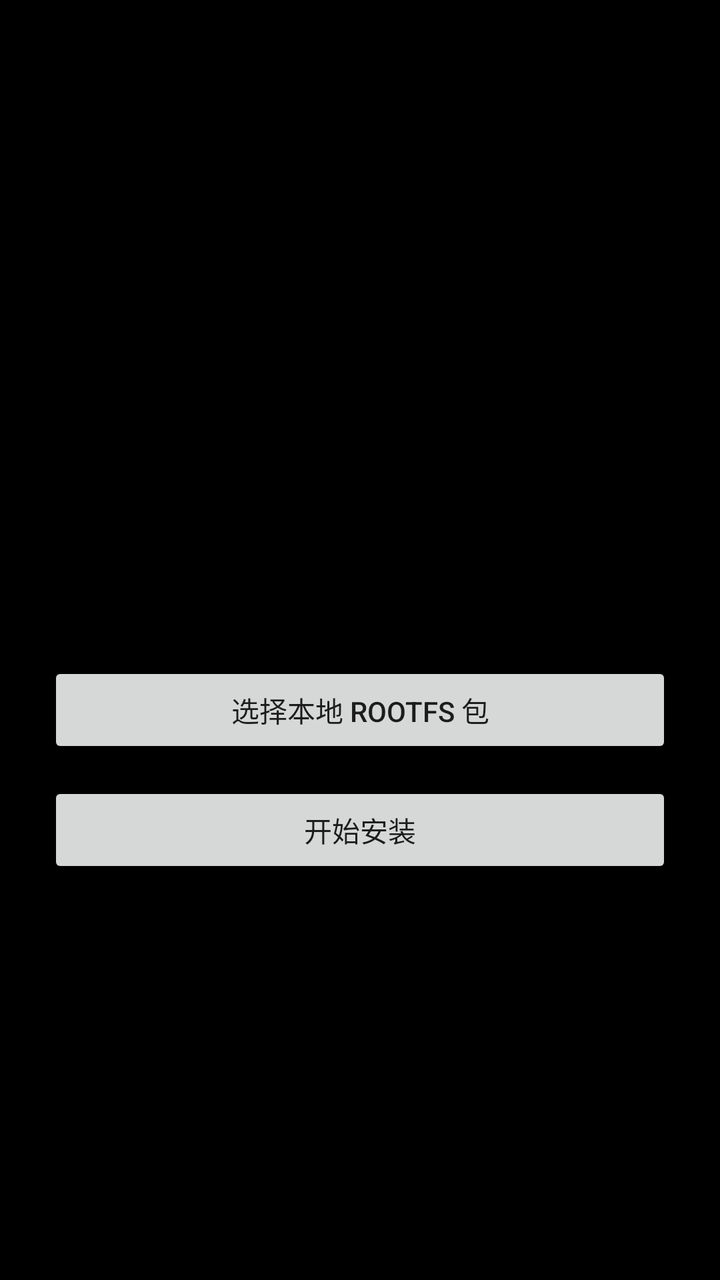
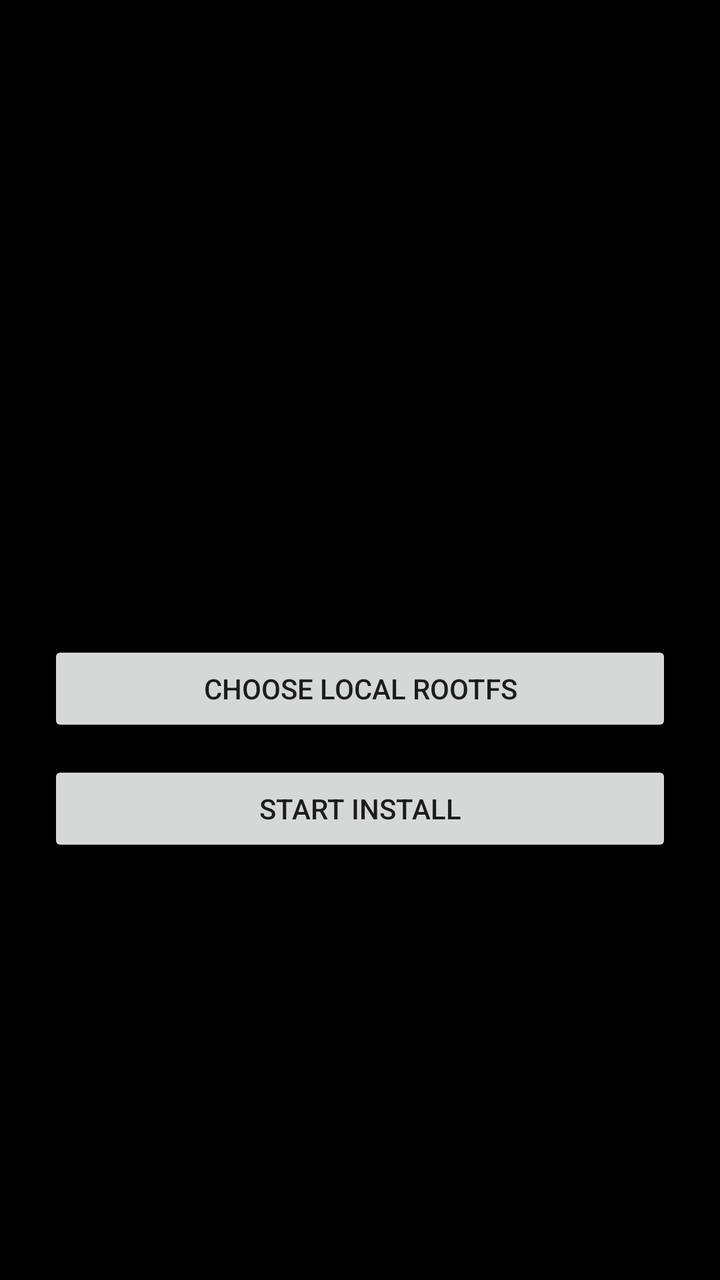

The first picture is an Android layout as it rendered before a commit; the second is the same layout after the commit. The layout source and the unified diff follow.
<!-- AndroidManifest.xml: application theme Theme.HermesPhone -->
<!-- res/layout/activity_main.xml -->
<?xml version="1.0" encoding="utf-8"?>
<FrameLayout xmlns:android="http://schemas.android.com/apk/res/android"
    android:layout_width="match_parent"
    android:layout_height="match_parent">

    <WebView
        android:id="@+id/webview"
        android:layout_width="match_parent"
        android:layout_height="match_parent"
        android:visibility="gone" />

    <ScrollView
        android:id="@+id/setupPanel"
        android:layout_width="match_parent"
        android:layout_height="match_parent"
        android:fillViewport="true"
        android:padding="24dp">

        <LinearLayout
            android:layout_width="match_parent"
            android:layout_height="wrap_content"
            android:orientation="vertical">

            <TextView
                android:layout_width="wrap_content"
                android:layout_height="wrap_content"
                android:paddingBottom="16dp"
                android:text="@string/app_name"
                android:textSize="24sp"
                android:textStyle="bold" />

            <TextView
                android:id="@+id/statusText"
                android:layout_width="match_parent"
                android:layout_height="wrap_content"
                android:text="@string/status_checking"
                android:textSize="14sp" />

            <ProgressBar
                android:id="@+id/progress"
                style="?android:attr/progressBarStyleHorizontal"
                android:layout_width="match_parent"
                android:layout_height="wrap_content"
                android:layout_marginTop="12dp"
                android:max="100" />

            <TextView
                android:layout_width="match_parent"
                android:layout_height="wrap_content"
                android:layout_marginTop="16dp"
                android:text="@string/label_rootfs"
                android:textSize="12sp" />

            <EditText
                android:id="@+id/rootfsUrl"
                android:layout_width="match_parent"
                android:layout_height="wrap_content"
                android:hint="@string/hint_rootfs_url"
                android:inputType="textUri"
                android:importantForAutofill="no"
                android:textSize="13sp" />

            <TextView
                android:layout_width="match_parent"
                android:layout_height="wrap_content"
                android:layout_marginTop="10dp"
                android:text="@string/label_hermes"
                android:textSize="12sp" />

            <EditText
                android:id="@+id/hermesUrl"
                android:layout_width="match_parent"
                android:layout_height="wrap_content"
                android:hint="@string/label_hermes"
                android:inputType="textUri"
                android:importantForAutofill="no"
                android:textSize="13sp" />

            <TextView
                android:layout_width="match_parent"
                android:layout_height="wrap_content"
                android:layout_marginTop="10dp"
                android:text="@string/label_webui"
                android:textSize="12sp" />

            <EditText
                android:id="@+id/webuiUrl"
                android:layout_width="match_parent"
                android:layout_height="wrap_content"
                android:hint="@string/label_webui"
                android:inputType="textUri"
                android:importantForAutofill="no"
                android:textSize="13sp" />

            <Button
                android:id="@+id/btnPickRootfs"
                android:layout_width="match_parent"
                android:layout_height="wrap_content"
                android:layout_marginTop="12dp"
                android:text="@string/btn_pick_rootfs" />

            <Button
                android:id="@+id/btnStart"
                android:layout_width="match_parent"
                android:layout_height="wrap_content"
                android:layout_marginTop="12dp"
                android:text="@string/btn_start" />

            <Button
                android:id="@+id/btnOpen"
                android:layout_width="match_parent"
                android:layout_height="wrap_content"
                android:layout_marginTop="12dp"
                android:text="@string/btn_open"
                android:visibility="gone" />

            <Button
                android:id="@+id/btnUpdateHermes"
                android:layout_width="match_parent"
                android:layout_height="wrap_content"
                android:layout_marginTop="12dp"
                android:text="@string/btn_update_hermes"
                android:visibility="gone" />

            <Button
                android:id="@+id/btnUpdateWebui"
                android:layout_width="match_parent"
                android:layout_height="wrap_content"
                android:layout_marginTop="12dp"
                android:text="@string/btn_update_webui"
                android:visibility="gone" />

            <Button
                android:id="@+id/btnUninstall"
                android:layout_width="match_parent"
                android:layout_height="wrap_content"
                android:layout_marginTop="12dp"
                android:text="@string/btn_uninstall"
                android:visibility="gone" />

            <TextView
                android:id="@+id/logText"
                android:layout_width="match_parent"
                android:layout_height="wrap_content"
                android:layout_marginTop="16dp"
                android:fontFamily="monospace"
                android:textSize="11sp" />
        </LinearLayout>
    </ScrollView>

    <TextView
        android:id="@+id/btnMenu"
        android:layout_width="44dp"
        android:layout_height="44dp"
        android:layout_gravity="center_vertical|end"
        android:layout_marginEnd="4dp"
        android:background="@drawable/bg_menu"
        android:gravity="center"
        android:text="⋮"
        android:textColor="#FFFFFFFF"
        android:textSize="24sp"
        android:visibility="gone" />
</FrameLayout>
<!-- resources referenced by this layout -->
<resources>
  <!-- drawable bg_menu (drawable) -->
  <?xml version="1.0" encoding="utf-8"?>
  <shape xmlns:android="http://schemas.android.com/apk/res/android" android:shape="oval">
      <solid android:color="#66000000" />
  </shape>
  <string name="app_name">Hermes Phone</string>
  <string name="btn_open">打开 Hermes</string>
  <string name="btn_pick_rootfs">选择本地 rootfs 包</string>
  <string name="btn_start">开始安装</string>
  <string name="btn_uninstall">卸载 / 重置</string>
  <string name="btn_update_hermes">更新 Hermes</string>
  <string name="btn_update_webui">更新 WebUI</string>
  <string name="hint_rootfs_url">rootfs 下载地址</string>
  <string name="label_hermes">2. Hermes 安装脚本 URL</string>
  <string name="label_rootfs">1. rootfs 地址（Ubuntu base tar.gz）</string>
  <string name="label_webui">3. Hermes WebUI 包 URL（tar.gz）</string>
  <string name="status_checking">正在检查环境…</string>
  <style name="Theme.HermesPhone" parent="Theme.AppCompat.DayNight.NoActionBar">
          <item name="android:windowBackground">@android:color/background_dark</item>
      </style>
</resources>

<!-- the commit's change to res/layout/activity_main.xml (unified diff, before → after) -->
@@ -131,6 +131,30 @@
                 android:visibility="gone" />
 
             <Button
+                android:id="@+id/btnTerminal"
+                android:layout_width="match_parent"
+                android:layout_height="wrap_content"
+                android:layout_marginTop="12dp"
+                android:text="@string/btn_terminal"
+                android:visibility="gone" />
+
+            <Button
+                android:id="@+id/btnDoctor"
+                android:layout_width="match_parent"
+                android:layout_height="wrap_content"
+                android:layout_marginTop="12dp"
+                android:text="@string/btn_doctor"
+                android:visibility="gone" />
+
+            <Button
+                android:id="@+id/btnDoctorFix"
+                android:layout_width="match_parent"
+                android:layout_height="wrap_content"
+                android:layout_marginTop="12dp"
+                android:text="@string/btn_doctor_fix"
+                android:visibility="gone" />
+
+            <Button
                 android:id="@+id/btnUninstall"
                 android:layout_width="match_parent"
                 android:layout_height="wrap_content"
<!-- resource entries referenced after the edit -->
@@ -6,17 +6,20 @@
       <solid android:color="#66000000" />
   </shape>
   <string name="app_name">Hermes Phone</string>
-  <string name="btn_open">打开 Hermes</string>
-  <string name="btn_pick_rootfs">选择本地 rootfs 包</string>
-  <string name="btn_start">开始安装</string>
-  <string name="btn_uninstall">卸载 / 重置</string>
-  <string name="btn_update_hermes">更新 Hermes</string>
-  <string name="btn_update_webui">更新 WebUI</string>
-  <string name="hint_rootfs_url">rootfs 下载地址</string>
-  <string name="label_hermes">2. Hermes 安装脚本 URL</string>
-  <string name="label_rootfs">1. rootfs 地址（Ubuntu base tar.gz）</string>
-  <string name="label_webui">3. Hermes WebUI 包 URL（tar.gz）</string>
-  <string name="status_checking">正在检查环境…</string>
+  <string name="btn_doctor">Run Hermes Doctor</string>
+  <string name="btn_doctor_fix">Auto-fix (doctor --fix)</string>
+  <string name="btn_open">Open Hermes</string>
+  <string name="btn_pick_rootfs">Choose local rootfs</string>
+  <string name="btn_start">Start install</string>
+  <string name="btn_terminal">Open command line</string>
+  <string name="btn_uninstall">Uninstall / reset</string>
+  <string name="btn_update_hermes">Update Hermes</string>
+  <string name="btn_update_webui">Update WebUI</string>
+  <string name="hint_rootfs_url">rootfs download URL</string>
+  <string name="label_hermes">2. Hermes installer URL</string>
+  <string name="label_rootfs">1. rootfs URL (Ubuntu base tar.gz)</string>
+  <string name="label_webui">3. Hermes WebUI package URL (tar.gz)</string>
+  <string name="status_checking">Checking environment…</string>
   <style name="Theme.HermesPhone" parent="Theme.AppCompat.DayNight.NoActionBar">
           <item name="android:windowBackground">@android:color/background_dark</item>
       </style>
